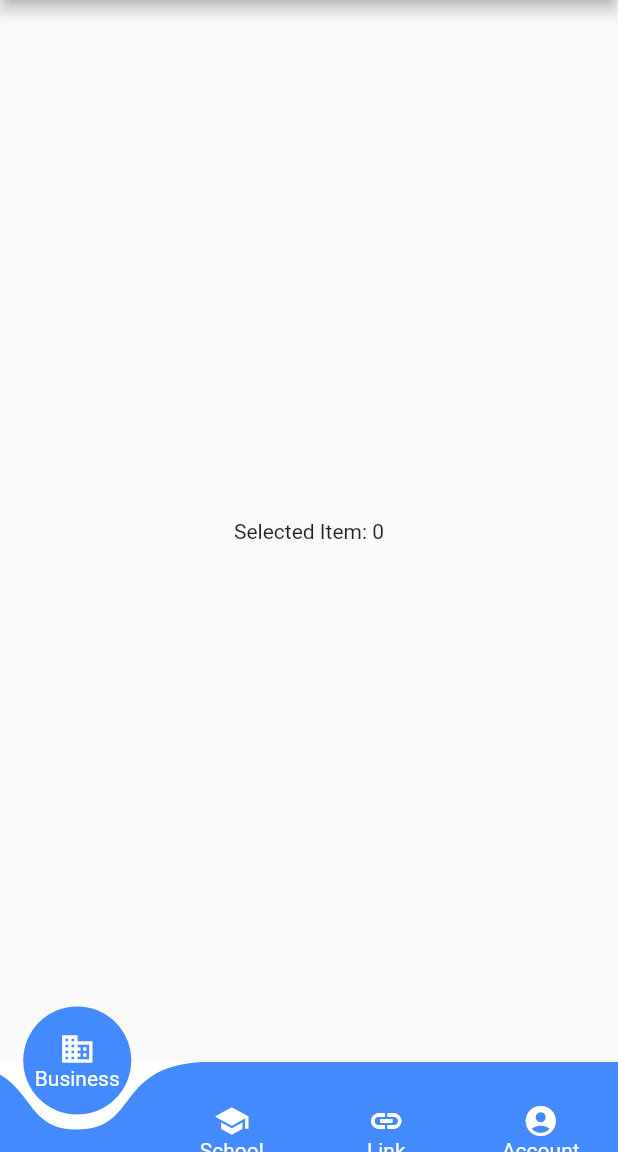
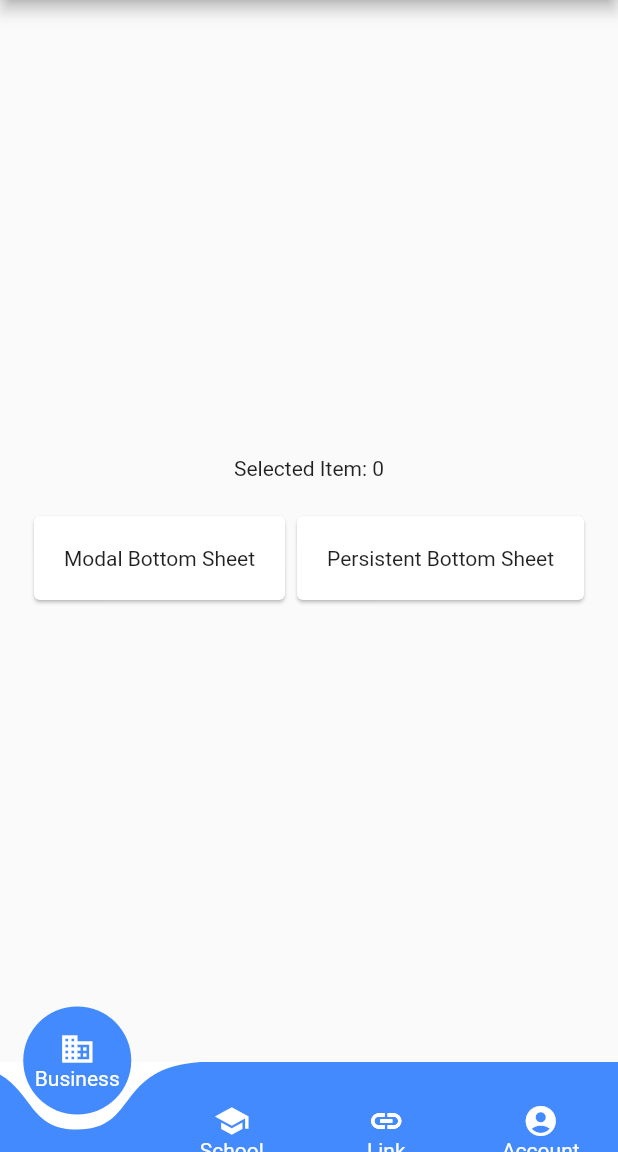
Before and after one commit to MufalmeAthos/Flutter_sqflite_crud, a Flutter app: the screen it shows after launch, on a phone screen of 412 x 824 dp, the part 84-1236 px from its top. Run offline on Flutter 3.47's test engine with Material 2 defaults, Android fonts, the phone set to English and light mode, and no system bars; drawn by our look-alikes of curved_navigation_bar.

Commit message:
add modal

```diff
--- a/lib/main.dart
+++ b/lib/main.dart
@@ -1,5 +1,6 @@
 import 'package:flutter/material.dart';
 import 'package:curved_navigation_bar/curved_navigation_bar.dart';
+import 'package:sqlitecrud/modal.dart';
 
 void main(){
   runApp(SqliteApp());
@@ -16,6 +17,9 @@ class _SqliteAppState extends State<SqliteApp> {
   int _selectedIndex = 0;
   void _onItemTapped(int index){
     // print("index: $index");
+    if(index==3){
+      Navigator.push(context, MaterialPageRoute(builder: (context){ return  const MyApp();} ));
+    }
     setState((){
       _selectedIndex = index;
     });
@@ -25,8 +29,50 @@ class _SqliteAppState extends State<SqliteApp> {
     return MaterialApp(
       home: Scaffold(
         appBar: AppBar(title: Text("Sqlite Crud App"),),
-        body: Center(
-          child: Text("Selected Item: $_selectedIndex"),
+        body: Column(
+          mainAxisAlignment: MainAxisAlignment.center,
+          children: [
+            Center(
+              child: Text("Selected Item: $_selectedIndex"),
+            ),
+            SizedBox(height: 20,),
+            Row(
+              mainAxisSize: MainAxisSize.min,
+              children:  [
+                InkWell(
+                  onTap: (){
+                    print("$context");
+                    showModalBottomSheet(
+                        context: context,
+                        builder: (context)=>Container(
+                          height: 200,
+                            child: Text("oklm"),
+                        )
+                    );
+                  },
+                  child: Card(
+
+                    child: Padding(
+                      padding: EdgeInsets.all(20.0),
+                      child: Text("Modal Bottom Sheet"),
+                    ),
+                  ),
+                ),
+                InkWell(
+                  onTap: (){
+                    print("persistent");
+                    Navigator.push(context, MaterialPageRoute(builder: (context){ return  MyApp();} ));
+                  },
+                  child: Card(
+                    child: Padding(
+                      padding: EdgeInsets.all(20.0),
+                      child: Text("Persistent Bottom Sheet"),
+                    ),
+                  ),
+                )
+              ],
+            )
+          ],
         ),
         bottomNavigationBar:
         // BottomNavigationBar(
@@ -95,10 +141,19 @@ class _SqliteAppState extends State<SqliteApp> {
         //   },
         //   child: Icon(Icons.add_a_photo_outlined),
         // ),
+        // bottomSheet: BottomSheet(onClosing: (){}, builder: ,),
         drawer: Drawer(
 
         ),
       ),
     );
+
+  }
+  Widget _modalSheet(BuildContext context){
+    return Container(
+      height: 200,
+      // color: ,
+    );
+
   }
 }
```
Also changed, not shown: lib/modal.dart (added, +54 -0 lines), 1 other file.
